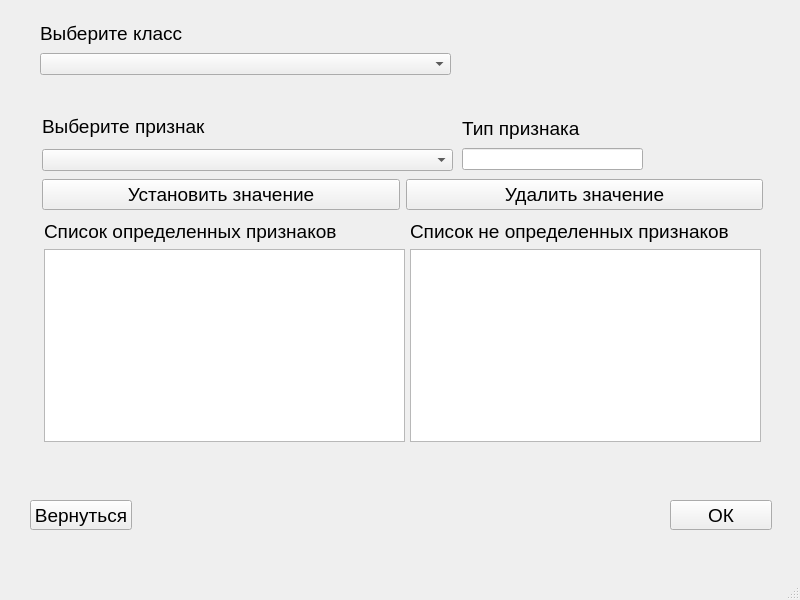
RyndychRD/Classifier, file layouts/knowledgeEditorClassFeatureDefinition.ui: the form before one commit.
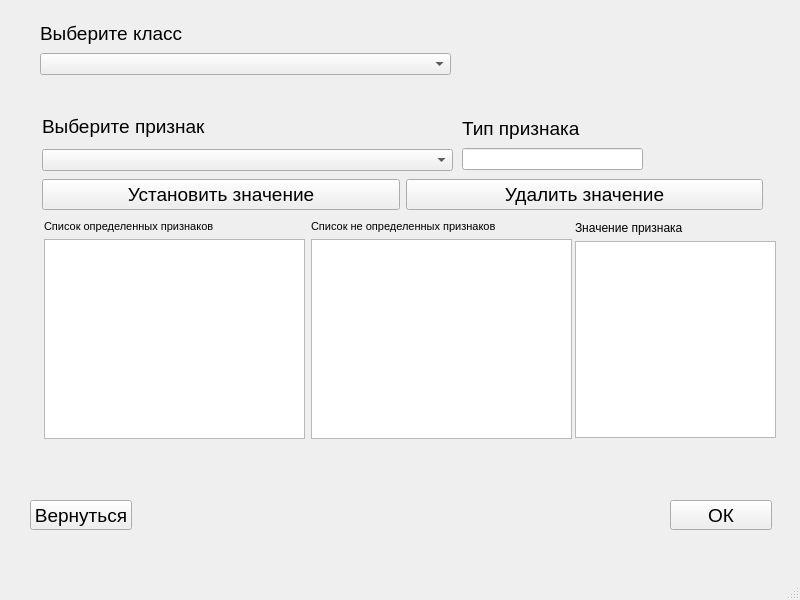
The form after the commit.

What changed in the file:
```diff
--- a/layouts/knowledgeEditorClassFeatureDefinition.ui
+++ b/layouts/knowledgeEditorClassFeatureDefinition.ui
@@ -89,68 +89,6 @@
      <string>ОК</string>
     </property>
    </widget>
-   <widget class="QWidget" name="layoutWidget">
-    <property name="geometry">
-     <rect>
-      <x>410</x>
-      <y>220</y>
-      <width>351</width>
-      <height>222</height>
-     </rect>
-    </property>
-    <layout class="QVBoxLayout" name="verticalLayout_2">
-     <item>
-      <widget class="QLabel" name="label_7">
-       <property name="font">
-        <font>
-         <pointsize>14</pointsize>
-        </font>
-       </property>
-       <property name="text">
-        <string>Список не определенных признаков</string>
-       </property>
-      </widget>
-     </item>
-     <item>
-      <widget class="QTextEdit" name="text_featureUnset_classFeatureDefinition">
-       <property name="readOnly">
-        <bool>true</bool>
-       </property>
-      </widget>
-     </item>
-    </layout>
-   </widget>
-   <widget class="QWidget" name="layoutWidget">
-    <property name="geometry">
-     <rect>
-      <x>44</x>
-      <y>220</y>
-      <width>361</width>
-      <height>222</height>
-     </rect>
-    </property>
-    <layout class="QVBoxLayout" name="verticalLayout_3">
-     <item>
-      <widget class="QLabel" name="label_6">
-       <property name="font">
-        <font>
-         <pointsize>14</pointsize>
-        </font>
-       </property>
-       <property name="text">
-        <string>Список определенных признаков</string>
-       </property>
-      </widget>
-     </item>
-     <item>
-      <widget class="QTextEdit" name="text_featureSetted_classFeatureDefinition">
-       <property name="readOnly">
-        <bool>true</bool>
-       </property>
-      </widget>
-     </item>
-    </layout>
-   </widget>
    <widget class="QWidget" name="layoutWidget">
     <property name="geometry">
      <rect>
@@ -245,6 +183,86 @@
      </item>
     </layout>
    </widget>
+   <widget class="QWidget" name="">
+    <property name="geometry">
+     <rect>
+      <x>44</x>
+      <y>220</y>
+      <width>528</width>
+      <height>219</height>
+     </rect>
+    </property>
+    <layout class="QHBoxLayout" name="horizontalLayout_2">
+     <item>
+      <layout class="QVBoxLayout" name="verticalLayout_3">
+       <item>
+        <widget class="QLabel" name="label_6">
+         <property name="font">
+          <font>
+           <pointsize>8</pointsize>
+          </font>
+         </property>
+         <property name="text">
+          <string>Список определенных признаков</string>
+         </property>
+        </widget>
+       </item>
+       <item>
+        <widget class="QTextEdit" name="text_featureSetted_classFeatureDefinition">
+         <property name="readOnly">
+          <bool>true</bool>
+         </property>
+        </widget>
+       </item>
+      </layout>
+     </item>
+     <item>
+      <layout class="QVBoxLayout" name="verticalLayout_2">
+       <item>
+        <widget class="QLabel" name="label_7">
+         <property name="font">
+          <font>
+           <pointsize>8</pointsize>
+          </font>
+         </property>
+         <property name="text">
+          <string>Список не определенных признаков</string>
+         </property>
+        </widget>
+       </item>
+       <item>
+        <widget class="QTextEdit" name="text_featureUnset_classFeatureDefinition">
+         <property name="readOnly">
+          <bool>true</bool>
+         </property>
+        </widget>
+       </item>
+      </layout>
+     </item>
+    </layout>
+   </widget>
+   <widget class="QWidget" name="">
+    <property name="geometry">
+     <rect>
+      <x>575</x>
+      <y>221</y>
+      <width>201</width>
+      <height>217</height>
+     </rect>
+    </property>
+    <layout class="QVBoxLayout" name="verticalLayout_5">
+     <item>
+      <widget class="QLabel" name="label_2">
+       <property name="text">
+        <string>Значение признака</string>
+       </property>
+      </widget>
+     </item>
+     <item>
+      <widget class="QTextEdit" name="text_Definition"/>
+     </item>
+    </layout>
+   </widget>
   </widget>
   <widget class="QMenuBar" name="menubar">
    <property name="geometry">
```
Left out of the diff: 2 changed lines with no effect on the pictures.
